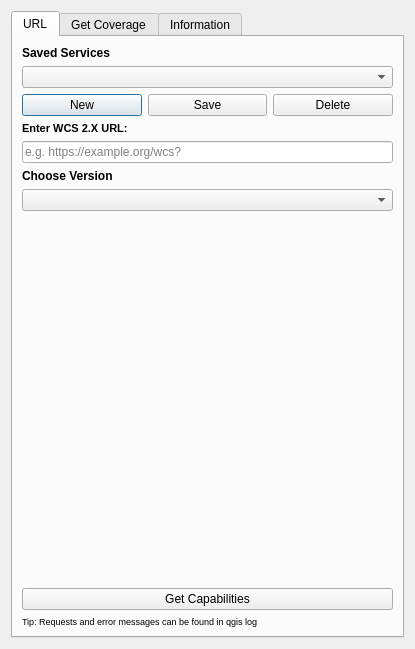
marcusmohr/simplewcs2, file simplewcs_dialog_base.ui: the form before one commit.
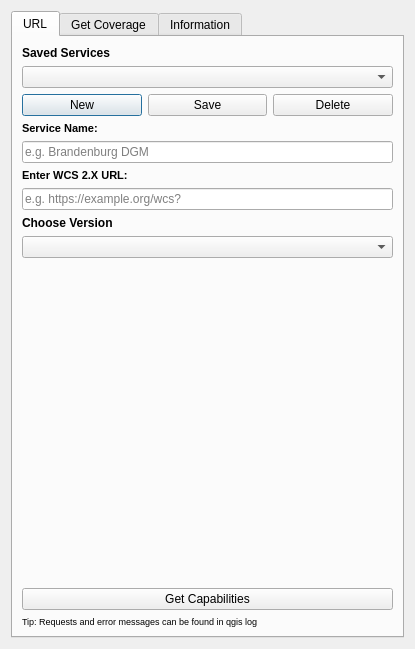
The form after the commit.

Commit message: Add service name input field and update related functionality.

What changed in the file:
```diff
--- a/simplewcs_dialog_base.ui
+++ b/simplewcs_dialog_base.ui
@@ -94,6 +94,27 @@
           </layout>
          </widget>
         </item>
+         <item>
+          <widget class="QLabel" name="lblServiceName">
+          <property name="font">
+           <font>
+            <pointsize>8</pointsize>
+            <weight>75</weight>
+            <bold>true</bold>
+           </font>
+          </property>
+          <property name="text">
+           <string>Service Name:</string>
+          </property>
+          </widget>
+         </item>
+         <item>
+          <widget class="QLineEdit" name="leServiceName">
+          <property name="placeholderText">
+           <string>e.g. Brandenburg DGM</string>
+          </property>
+          </widget>
+         </item>
        <item>
         <widget class="QLabel" name="lblUrl">
          <property name="font">
```
The commit also changes 1 other file.
